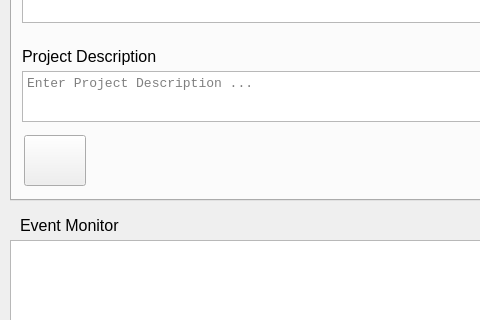
First picture: the form in omega_gui/elements/omega_gui_qt.ui, repository USEPA/EPA_OMEGA_Model, before the edit; both pictures show x 0 to 480 and y 289 to 609 of the 1121 by 787 pixel window.
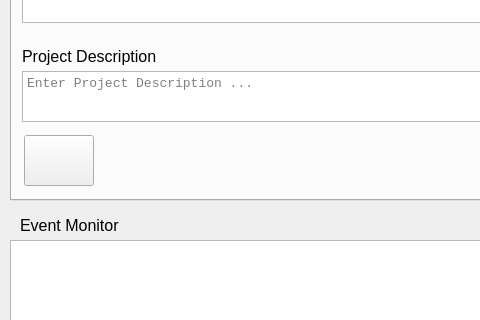
Second picture: the form after the edit.

Commit message: gui tweak to fit run button

What changed in the file:
```diff
--- a/omega_gui/elements/omega_gui_qt.ui
+++ b/omega_gui/elements/omega_gui_qt.ui
@@ -337,7 +337,7 @@
        <rect>
         <x>12</x>
         <y>304</y>
-        <width>62</width>
+        <width>70</width>
         <height>51</height>
        </rect>
       </property>
```
